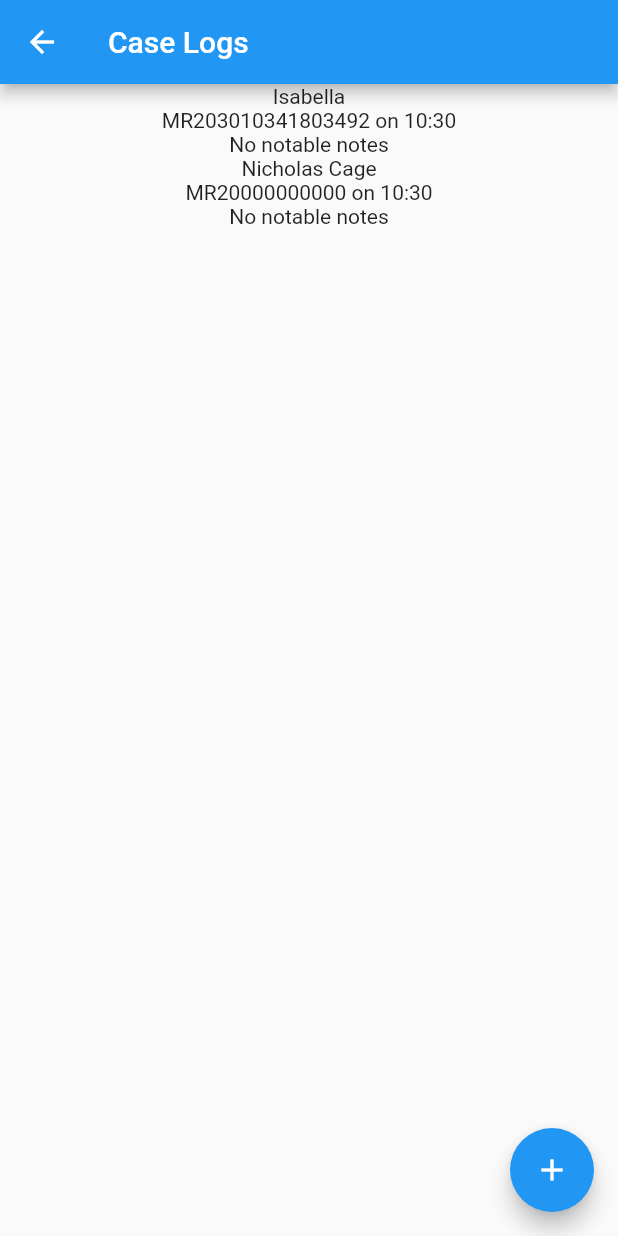
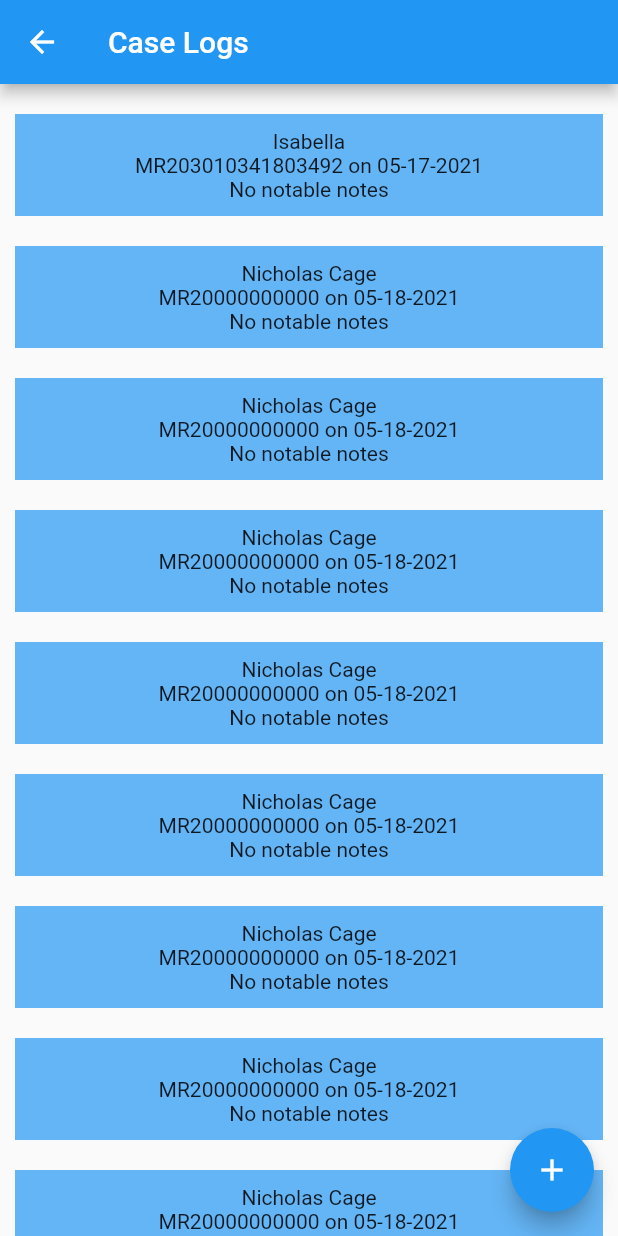
Before and after one commit to rhausman/pocket-doc, a Flutter app: the CaseLogPage screen opened directly, on a phone screen of 412 x 824 dp. Run offline on Flutter 3.47's test engine with Material 2 defaults, Android fonts, the phone set to English and light mode, and no system bars; our stand-ins replace table_calendar.

Commit message:
Prettified case log page

```diff
--- a/lib/Components/CaseLogPage.dart
+++ b/lib/Components/CaseLogPage.dart
@@ -7,6 +7,28 @@ import 'dart:math';
 final List<Case> _casesSource = [
   Case(1, "Isabella", "203010341803492", DateTime.now(), "No notable notes"),
   Case(2, "Nicholas Cage", "20000000000",
+      DateTime.now().add(const Duration(days: 1)), "No notable notes"),
+  Case(3, "Nicholas Cage", "20000000000",
+      DateTime.now().add(const Duration(days: 1)), "No notable notes"),
+  Case(3, "Nicholas Cage", "20000000000",
+      DateTime.now().add(const Duration(days: 1)), "No notable notes"),
+  Case(3, "Nicholas Cage", "20000000000",
+      DateTime.now().add(const Duration(days: 1)), "No notable notes"),
+  Case(3, "Nicholas Cage", "20000000000",
+      DateTime.now().add(const Duration(days: 1)), "No notable notes"),
+  Case(3, "Nicholas Cage", "20000000000",
+      DateTime.now().add(const Duration(days: 1)), "No notable notes"),
+  Case(3, "Nicholas Cage", "20000000000",
+      DateTime.now().add(const Duration(days: 1)), "No notable notes"),
+  Case(3, "Nicholas Cage", "20000000000",
+      DateTime.now().add(const Duration(days: 1)), "No notable notes"),
+  Case(3, "Nicholas Cage", "20000000000",
+      DateTime.now().add(const Duration(days: 1)), "No notable notes"),
+  Case(3, "Nicholas Cage", "20000000000",
+      DateTime.now().add(const Duration(days: 1)), "No notable notes"),
+  Case(3, "Nicholas Cage", "20000000000",
+      DateTime.now().add(const Duration(days: 1)), "No notable notes"),
+  Case(3, "Nicholas Cage", "20000000000",
       DateTime.now().add(const Duration(days: 1)), "No notable notes")
 ];
 
@@ -66,16 +88,22 @@ class _CaseLogPageState extends State<CaseLogPage> {
     return ListView.builder(
       scrollDirection: Axis.vertical,
       primary: true,
-      itemCount: _casesSource.length < 20 ? _casesSource.length : null,
+      itemCount: _casesSource
+          .length, // there's some null option here but idk what it is
       itemBuilder: (BuildContext context, int ix) {
         Case _case = _casesSource[ix]; // get relevant case
         return Container(
-            child: Center(
-                child: Column(children: [
-          Text(_case.name),
-          Text("MR${_case.MRN} on ${DateFormat('kk:mm').format(_case.date)}"),
-          Text(_case.notes.substring(0, min(_case.notes.length, 30)))
-        ])));
+            padding: EdgeInsets.only(top: 20, left: 10, right: 10),
+            child: Container(
+                color: Colors.blue[300],
+                padding: EdgeInsets.only(top: 10, bottom: 10),
+                child: Center(
+                    child: Column(children: [
+                  Text(_case.name),
+                  Text(
+                      "MR${_case.MRN} on ${DateFormat('MM-d-y').format(_case.date)}"),
+                  Text(_case.notes.substring(0, min(_case.notes.length, 30)))
+                ]))));
       },
     );
   }
```
